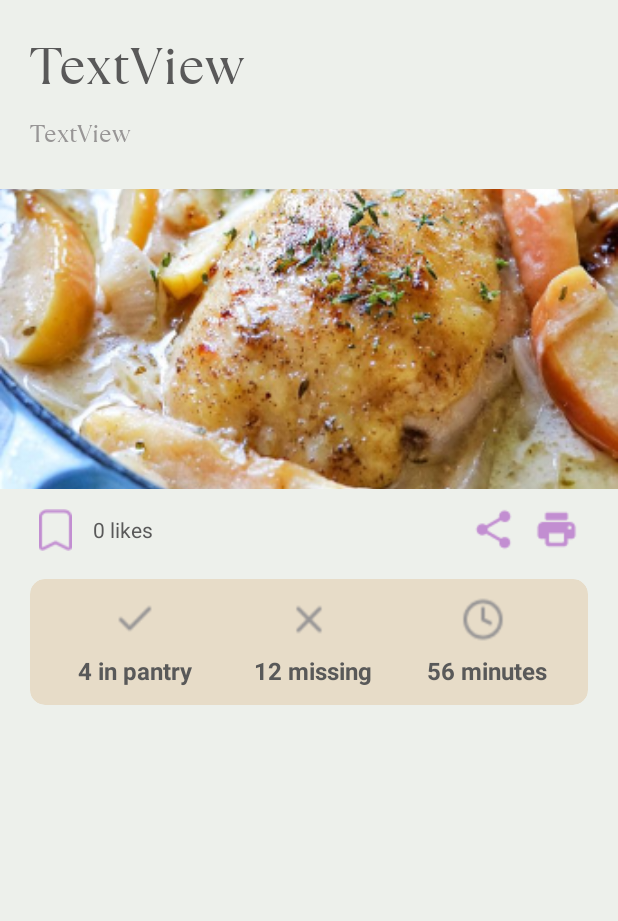
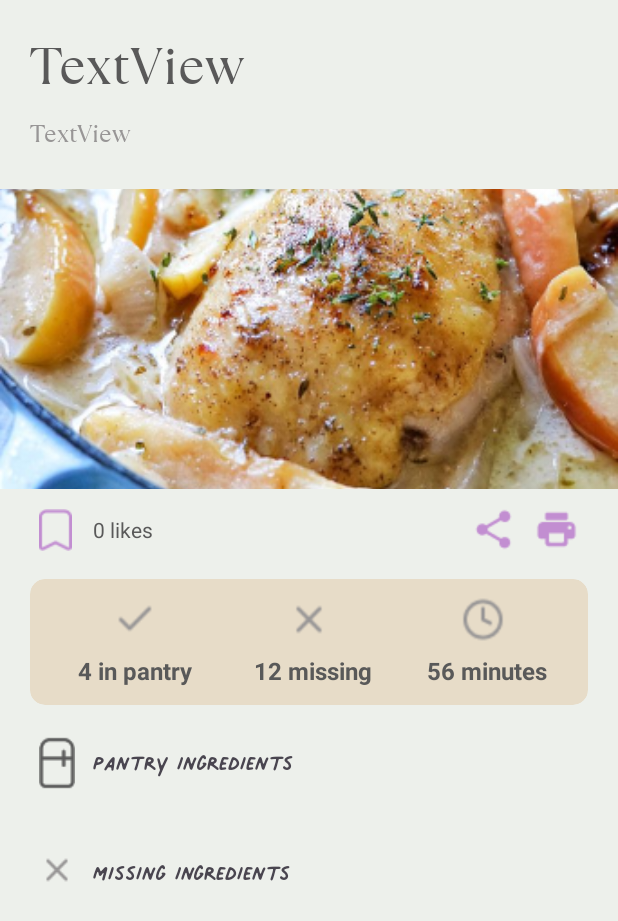
Before and after one commit to AndreiKevin/dormdinner, an Android app: the layout view_recipe.xml on its own in the app's theme, with its tools: preview values and no code run, on a phone screen of 412 x 824 dp. Shown: the top 921 px of the screen. Run offline under Robolectric (Android 15) with nearby library versions, the phone set to English and light mode, and no system bars.

Commit message:
feat: view ingredients

```diff
--- a/app/src/main/res/layout/view_recipe.xml
+++ b/app/src/main/res/layout/view_recipe.xml
@@ -107,7 +107,7 @@
                 android:layout_marginStart="20dp"
                 android:layout_marginTop="10dp"
                 android:layout_marginEnd="20dp"
-                android:layout_marginBottom="24dp"
+                android:layout_marginBottom="10dp"
                 app:cardBackgroundColor="@color/bg_tertiary"
                 app:cardCornerRadius="10dp"
                 app:cardElevation="0dp"
@@ -187,7 +187,62 @@
                             android:textStyle="bold" />
                     </LinearLayout>
                 </LinearLayout>
+
             </androidx.cardview.widget.CardView>
+
+            <LinearLayout
+                android:id="@+id/pantryIngredientsLabel"
+                android:layout_width="match_parent"
+                android:layout_height="wrap_content"
+                android:layout_marginStart="20dp"
+                android:layout_marginTop="10dp"
+                android:layout_marginEnd="14dp"
+                android:layout_marginBottom="24dp"
+                android:orientation="horizontal">
+
+                <ImageView
+                    android:layout_width="wrap_content"
+                    android:layout_height="wrap_content"
+                    android:paddingLeft="6dp"
+                    android:src="@drawable/pantry_off" />
+
+                <TextView
+                    android:id="@+id/ingredientsInPantry"
+                    android:layout_width="wrap_content"
+                    android:layout_height="match_parent"
+                    android:gravity="center_vertical"
+                    android:layout_marginStart="12dp"
+                    android:fontFamily="@font/palmer_lake"
+                    android:text="Pantry Ingredients"
+                    android:textSize="28sp" />
+            </LinearLayout>
+
+            <LinearLayout
+                android:id="@+id/missingIngredientsLabel"
+                android:layout_width="match_parent"
+                android:layout_height="wrap_content"
+                android:layout_marginStart="20dp"
+                android:layout_marginTop="16dp"
+                android:layout_marginEnd="20dp"
+                android:layout_marginBottom="14dp"
+                android:orientation="horizontal">
+
+                <ImageView
+                    android:layout_width="wrap_content"
+                    android:layout_height="wrap_content"
+                    android:paddingLeft="6dp"
+                    android:src="@drawable/not_in_pantry" />
+
+                <TextView
+                    android:id="@+id/ingredientsMissing"
+                    android:layout_width="wrap_content"
+                    android:layout_height="match_parent"
+                    android:gravity="center_vertical"
+                    android:layout_marginStart="12dp"
+                    android:fontFamily="@font/palmer_lake"
+                    android:text="Missing Ingredients"
+                    android:textSize="28sp" />
+            </LinearLayout>
 
         </LinearLayout>
     </ScrollView>
```
Also changed, not shown: app/src/main/java/com/mobdeve/s16/chua/andreikevin/dormdinner/viewRecipe.java (+42 -15 lines).
